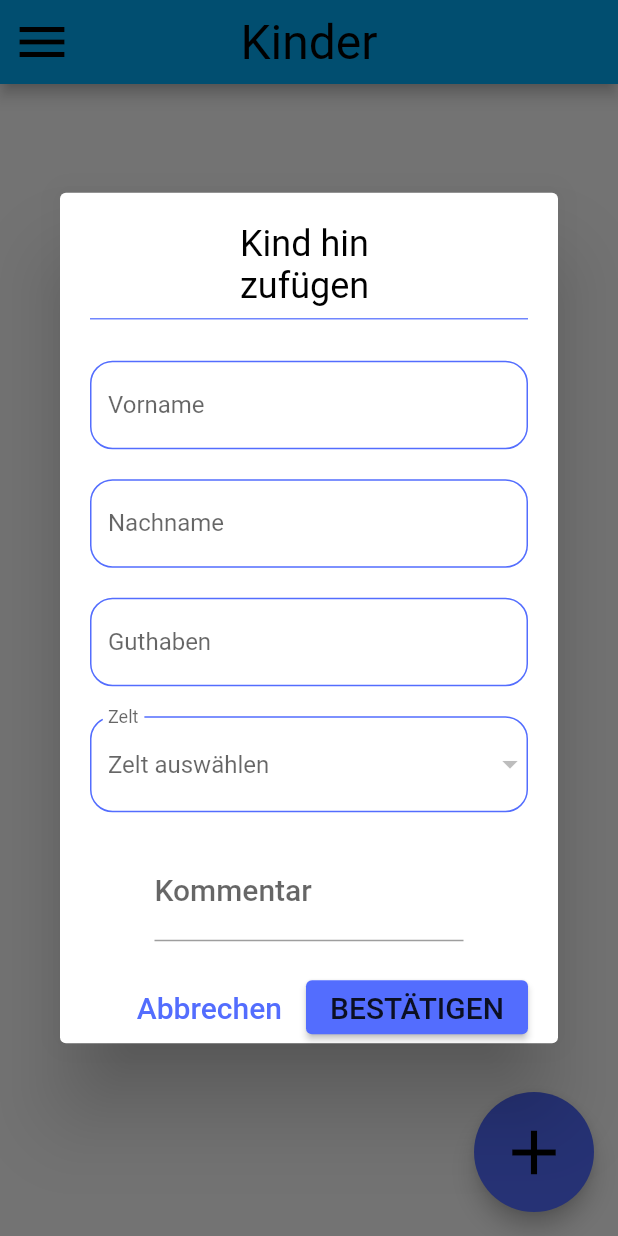
After one commit to Filip-Boron/Kiosk, a Flutter app: the KinderScreen screen opened by its route, after a tap on the "add" icon, on a phone screen of 412 x 824 dp. The commit adds this screen. Run offline on Flutter 3.47's test engine with Material 2 defaults, Android fonts, the phone set to English and light mode, and no system bars; our stand-ins replace equatable, flutter_bloc, fluttertoast.

Commit message:
v0.3.0 #2 Kinder (#8)
* #2 Kinder Add

* #2 Kinder

```diff
--- a/lib/constants/app_constants.dart
+++ b/lib/constants/app_constants.dart
@@ -24,3 +24,5 @@ final TextStyle lightAppBarTitel = ThemeData.light()
     .textTheme
     .headline4!
     .copyWith(color: Colors.black, fontSize: 32);
+
+const IconData zeltIcon = Icons.cabin;
--- a/lib/main.dart
+++ b/lib/main.dart
@@ -1,6 +1,8 @@
 import 'package:flutter/material.dart';
 import 'package:flutter_bloc/flutter_bloc.dart';
 import 'package:kiosk/config/theme.dart';
+import 'package:kiosk/modules/kinder/logic/kinder_cubit.dart';
+import 'package:kiosk/modules/kinder/presentation/kinder_screen.dart';
 import 'package:kiosk/modules/shop/presentation/screens/shop_screen.dart';
 import 'package:kiosk/modules/zelte/logic/zelte_cubit.dart';
 import 'package:kiosk/modules/zelte/presentation/zelte_screen.dart';
@@ -19,7 +21,12 @@ class MyApp extends StatelessWidget {
       providers: [
         BlocProvider<ZelteCubit>(
           create: (context) {
-            return ZelteCubit();
+            return ZelteCubit()..fetchData();
+          },
+        ),
+        BlocProvider<KinderCubit>(
+          create: (context) {
+            return KinderCubit()..fetchData();
           },
         )
       ],
@@ -30,6 +37,7 @@ class MyApp extends StatelessWidget {
           '/': (ctx) => const ShopScreen(),
           ShopScreen.routeName: (ctx) => const ShopScreen(),
           ZelteScreen.routeName: (ctx) => const ZelteScreen(),
+          KinderScreen.routeName: (ctx) => const KinderScreen(),
         },
       ),
     );
--- a/lib/modules/drawer/custom_drawer.dart
+++ b/lib/modules/drawer/custom_drawer.dart
@@ -2,6 +2,7 @@ import 'package:flutter/material.dart';
 import 'package:kiosk/constants/app_constants.dart';
 import 'package:kiosk/modules/drawer/custom_drawer_header.dart';
 import 'package:kiosk/modules/drawer/custom_list_tile.dart';
+import 'package:kiosk/modules/kinder/presentation/kinder_screen.dart';
 import 'package:kiosk/modules/shop/presentation/screens/shop_screen.dart';
 import 'package:kiosk/modules/zelte/presentation/zelte_screen.dart';
 
@@ -39,14 +40,14 @@ class CustomDrawer extends StatelessWidget {
                 route: ShopScreen.routeName,
               ),
               const CustomListTitle(
-                icon: Icons.cabin,
+                icon: zeltIcon,
                 title: 'Zelte',
                 route: ZelteScreen.routeName,
               ),
               const CustomListTitle(
                 icon: Icons.account_circle,
                 title: 'Kinder',
-                route: ShopScreen.routeName,
+                route: KinderScreen.routeName,
               ),
               const CustomListTitle(
                 icon: Icons.add_shopping_cart,
--- /dev/null
+++ b/lib/modules/kinder/data/kind.dart
@@ -0,0 +1,51 @@
+import 'dart:convert';
+
+import 'package:kiosk/modules/zelte/data/zelt.dart';
+
+class Kind {
+  Kind({
+    required this.vorname,
+    required this.nachname,
+    this.zelt,
+    this.guthaben,
+    this.kommentar,
+  });
+  String vorname;
+  String nachname;
+  Zelt? zelt;
+  double? guthaben;
+  String? kommentar;
+
+  void setZelt(Zelt zelt) {
+    this.zelt = Zelt(nummer: zelt.nummer, kinderAnzahl: zelt.kinderAnzahl);
+  }
+
+  static Kind copy(Kind kind) {
+    return Kind(
+        vorname: kind.vorname,
+        nachname: kind.nachname,
+        guthaben: kind.guthaben,
+        kommentar: kind.kommentar,
+        zelt: kind.zelt);
+  }
+
+  static Kind fromJson(Map<String, dynamic> json) {
+    return Kind(
+      vorname: json['vorname'] as String,
+      nachname: json['nachname'] as String,
+      zelt: json['zelt'] as Zelt,
+      guthaben: json['guthaben'] as double,
+      kommentar: json['kommentar'] as String,
+    );
+  }
+
+  String toJson() {
+    return jsonEncode({
+      'vorname': vorname,
+      'nachname': nachname,
+      'zelt': zelt,
+      'guthaben': guthaben,
+      'kommentar': kommentar,
+    });
+  }
+}
--- /dev/null
+++ b/lib/modules/kinder/logic/kinder_cubit.dart
@@ -0,0 +1,66 @@
+// ignore_for_file: omit_local_variable_types
+
+import 'package:flutter/material.dart';
+import 'package:flutter_bloc/flutter_bloc.dart';
+import 'package:kiosk/modules/kinder/data/kind.dart';
+import 'package:kiosk/modules/kinder/logic/kinder_state.dart';
+import 'package:kiosk/modules/kinder/presentation/widgets/kinder_dialog.dart';
+
+class KinderCubit extends Cubit<KinderState> {
+  KinderCubit() : super(KinderInitial(kinderList: []));
+
+  Future<bool> fetchData() async {
+    emit(KinderLoading(kinderList: state.kinderList));
+
+    //Fetch Data from Hive
+
+    emit(KinderLoaded(kinderList: state.kinderList));
+    return true;
+  }
+
+  Future addAction(BuildContext context) async {
+    emit(KinderEditing(kinderList: state.kinderList));
+
+    final Kind? kind = await showDialog(
+      context: context,
+      barrierDismissible: false,
+      useSafeArea: true,
+      builder: (_) {
+        return KinderDialog(titel: 'Kind hinzufügen');
+      },
+    );
+
+    if (kind != null) {
+      state.kinderList.add(kind);
+      kind.zelt?.addKind();
+    }
+    emit(KinderLoaded(kinderList: state.kinderList));
+  }
+
+  Future editAction(int index, BuildContext context) async {
+    emit(KinderEditing(kinderList: state.kinderList));
+
+    final Kind? editKind = await showDialog(
+      context: context,
+      barrierDismissible: false,
+      useSafeArea: true,
+      builder: (_) {
+        return KinderDialog(
+          titel: 'Kind bearbeiten',
+          kind: Kind.copy(state.kinderList[index]),
+        );
+      },
+    );
+
+    if (editKind != null) {
+      if (editKind.zelt != state.kinderList[index].zelt) {
+        state.kinderList[index].zelt?.subKind();
+        editKind.zelt?.addKind();
+      }
+
+      state.kinderList[index] = Kind.copy(editKind);
+    }
+
+    emit(KinderLoaded(kinderList: state.kinderList));
+  }
+}
--- /dev/null
+++ b/lib/modules/kinder/logic/kinder_state.dart
@@ -0,0 +1,32 @@
+import 'package:equatable/equatable.dart';
+import 'package:kiosk/modules/kinder/data/kind.dart';
+
+abstract class KinderState extends Equatable {
+  KinderState({required this.kinderList});
+
+  List<Kind> kinderList;
+  @override
+  List<Object?> get props => [
+        kinderList,
+      ];
+}
+
+class KinderInitial extends KinderState {
+  KinderInitial({required List<Kind> kinderList})
+      : super(kinderList: kinderList);
+}
+
+class KinderLoading extends KinderState {
+  KinderLoading({required List<Kind> kinderList})
+      : super(kinderList: kinderList);
+}
+
+class KinderLoaded extends KinderState {
+  KinderLoaded({required List<Kind> kinderList})
+      : super(kinderList: kinderList);
+}
+
+class KinderEditing extends KinderState {
+  KinderEditing({required List<Kind> kinderList})
+      : super(kinderList: kinderList);
+}
--- /dev/null
+++ b/lib/modules/kinder/presentation/kinder_screen.dart
@@ -0,0 +1,47 @@
+import 'package:flutter/material.dart';
+import 'package:flutter_bloc/flutter_bloc.dart';
+import 'package:kiosk/constants/app_constants.dart';
+import 'package:kiosk/modules/app/widgets/custom_floating_button.dart';
+import 'package:kiosk/modules/drawer/custom_drawer.dart';
+import 'package:kiosk/modules/kinder/logic/kinder_cubit.dart';
+import 'package:kiosk/modules/kinder/logic/kinder_state.dart';
+import 'package:kiosk/modules/kinder/presentation/widgets/kinder_grid.dart';
+
+class KinderScreen extends StatelessWidget {
+  const KinderScreen({Key? key}) : super(key: key);
+
+  static const routeName = '/kinderScreen';
+
+  @override
+  Widget build(BuildContext context) {
+    return Scaffold(
+      appBar: AppBar(
+        title: const Text('Kinder'),
+      ),
+      drawer: const CustomDrawer(),
+      floatingActionButton: CustomFloatingButton(
+        icon: Icons.add,
+        pressAction: context.read<KinderCubit>().addAction,
+      ),
+      body: BlocBuilder<KinderCubit, KinderState>(
+        builder: (context, state) {
+          if (state is KinderLoaded || state is KinderEditing) {
+            return KinderGrid(
+              kinderList: state.kinderList,
+              editAction: context.read<KinderCubit>().editAction,
+            );
+          } else if (state is KinderLoading) {
+            return const Padding(
+              padding: EdgeInsets.all(paddingStandard),
+              child: CircularProgressIndicator(),
+            );
+          } else {
+            return const Center(
+              child: Text('etwas ist schief gelaufen..'),
+            );
+          }
+        },
+      ),
+    );
+  }
+}
--- /dev/null
+++ b/lib/modules/kinder/presentation/widgets/kinder_dialog.dart
@@ -0,0 +1,93 @@
+import 'package:flutter/material.dart';
+import 'package:fluttertoast/fluttertoast.dart';
+import 'package:kiosk/constants/app_constants.dart';
+import 'package:kiosk/modules/kinder/data/kind.dart';
+import 'package:kiosk/modules/kinder/presentation/widgets/kinder_form_dialog.dart';
+
+class KinderDialog extends StatelessWidget {
+  KinderDialog({Key? key, required this.titel, this.kind}) : super(key: key) {
+    kind ??= Kind(vorname: '', nachname: '');
+  }
+
+  final String titel;
+  Kind? kind;
+
+  @override
+  Widget build(BuildContext context) {
+    return AlertDialog(
+      titlePadding: const EdgeInsets.only(
+        left: paddingStandard * 6,
+        top: paddingStandard,
+        right: paddingStandard * 6,
+      ),
+      contentPadding: const EdgeInsets.symmetric(horizontal: paddingStandard),
+      actionsPadding:
+          const EdgeInsets.only(top: paddingStandard, right: paddingStandard),
+      title: Text(
+        titel,
+        style: Theme.of(context).textTheme.headline5,
+      ),
+      content: Column(
+        mainAxisSize: MainAxisSize.min,
+        crossAxisAlignment: CrossAxisAlignment.start,
+        children: [
+          Divider(
+            color: Theme.of(context).colorScheme.secondary.withOpacity(0.83),
+            thickness: 1,
+          ),
+          const SizedBox(
+            height: marginStandard,
+          ),
+          KinderFormDialog(
+            kind: kind ??= Kind(vorname: '', nachname: ''),
+          ),
+        ],
+      ),
+      actions: [
+        TextButton(
+          child: Text(
+            'Abbrechen',
+            style: Theme.of(context)
+                .textTheme
+                .headline6!
+                .copyWith(color: Theme.of(context).colorScheme.secondary),
+          ),
+          onPressed: () => Navigator.pop(context, null),
+        ),
+        ElevatedButton(
+          style: ButtonStyle(
+            backgroundColor: MaterialStateProperty.all<Color>(
+              Theme.of(context).colorScheme.secondary,
+            ),
+          ),
+          onPressed: () {
+            if (kind == null) {
+              Fluttertoast.showToast(
+                  msg: 'Fehler bei der Erstellung.',
+                  toastLength: Toast.LENGTH_LONG);
+              return;
+            } else if (kind!.vorname.isEmpty || kind!.nachname.isEmpty) {
+              Fluttertoast.showToast(
+                  msg: 'Vorname und Nachname müssen ausgefüllt sein.',
+                  toastLength: Toast.LENGTH_LONG);
+              return;
+            }
+            if (kind!.guthaben != null) {
+              if (kind!.guthaben == -1) {
+                Fluttertoast.showToast(
+                    msg: 'Ungültiges Guthaben.',
+                    toastLength: Toast.LENGTH_LONG);
+                return;
+              }
+            }
+            Navigator.pop(context, kind);
+          },
+          child: Text(
+            'BESTÄTIGEN',
+            style: Theme.of(context).textTheme.headline6,
+          ),
+        ),
+      ],
+    );
+  }
+}
--- /dev/null
+++ b/lib/modules/kinder/presentation/widgets/kinder_form_dialog.dart
@@ -0,0 +1,201 @@
+import 'package:flutter/material.dart';
+import 'package:flutter_bloc/flutter_bloc.dart';
+import 'package:fluttertoast/fluttertoast.dart';
+import 'package:kiosk/constants/app_constants.dart';
+import 'package:kiosk/modules/kinder/data/kind.dart';
+import 'package:kiosk/modules/zelte/data/zelt.dart';
+import 'package:kiosk/modules/zelte/logic/zelte_cubit.dart';
+
+class KinderFormDialog extends StatelessWidget {
+  KinderFormDialog({Key? key, required this.kind}) : super(key: key) {
+    _vornameController.text = kind.vorname;
+    _nachnameController.text = kind.nachname;
+    kind.guthaben == null
+        ? _guthabenController.text = ''
+        : _guthabenController.text = kind.guthaben.toString();
+    kind.zelt != null ? _zeltController = kind.zelt : _zeltController = null;
+
+    _kommentarController.text = kind.kommentar ?? '';
+  }
+
+  Kind kind;
+  bool guthabenIsValid = true;
+
+  final TextEditingController _vornameController = TextEditingController();
+  final TextEditingController _nachnameController = TextEditingController();
+  final TextEditingController _guthabenController = TextEditingController();
+  Zelt? _zeltController;
+  final TextEditingController _kommentarController = TextEditingController();
+
+  @override
+  Widget build(BuildContext context) {
+    return Form(
+      child: Column(
+        mainAxisAlignment: MainAxisAlignment.spaceEvenly,
+        children: [
+          TextFormField(
+            decoration: InputDecoration(
+              labelText: 'Vorname',
+              enabledBorder: OutlineInputBorder(
+                borderRadius: const BorderRadius.all(Radius.circular(15)),
+                borderSide:
+                    BorderSide(color: Theme.of(context).colorScheme.secondary),
+              ),
+              focusedBorder: UnderlineInputBorder(
+                borderSide: BorderSide(
+                  color: Theme.of(context).colorScheme.secondary,
+                ),
+              ),
+            ),
+            cursorColor: Theme.of(context).colorScheme.secondary,
+            controller: _vornameController,
+            onChanged: (input) {
+              kind.vorname = input;
+            },
+            validator: (input) {
+              if (input == null || input.isEmpty) {
+                Fluttertoast.showToast(
+                  msg: 'Der Vorname darf nicht leer sein.',
+                );
+              } else if (input.contains(RegExp(r'^[0-9_\-=@,\.;]+$'))) {
+                Fluttertoast.showToast(
+                  msg: 'Der Nachname keine Sonderzeichen enthalten.',
+                );
+              }
+            },
+          ),
+          const SizedBox(
+            height: marginStandard,
+          ),
+          TextFormField(
+            decoration: InputDecoration(
+              labelText: 'Nachname',
+              enabledBorder: OutlineInputBorder(
+                borderRadius: const BorderRadius.all(Radius.circular(15)),
+                borderSide:
+                    BorderSide(color: Theme.of(context).colorScheme.secondary),
+              ),
+              focusedBorder: UnderlineInputBorder(
+                borderSide: BorderSide(
+                  color: Theme.of(context).colorScheme.secondary,
+                ),
+              ),
+            ),
+            cursorColor: Theme.of(context).colorScheme.secondary,
+            controller: _nachnameController,
+            onChanged: (input) {
+              kind.nachname = input;
+            },
+            validator: (input) {
+              if (input == null || input.isEmpty) {
+                Fluttertoast.showToast(
+                  msg: 'Der Nachname darf nicht leer sein.',
+                );
+              } else if (input.contains(RegExp(r'^[0-9_\-=@,\.;]+$'))) {
+                return 'Der Nachname darf keine Sonderzeichen enthalten.';
+              }
+              return null;
+            },
+          ),
+          const SizedBox(
+            height: marginStandard,
+          ),
+          TextFormField(
+            decoration: InputDecoration(
+              labelText: 'Guthaben',
+              enabledBorder: OutlineInputBorder(
+                borderRadius: const BorderRadius.all(Radius.circular(15)),
+                borderSide:
+                    BorderSide(color: Theme.of(context).colorScheme.secondary),
+              ),
+              focusedBorder: UnderlineInputBorder(
+                borderSide: BorderSide(
+                  color: Theme.of(context).colorScheme.secondary,
+                ),
+              ),
+            ),
+            cursorColor: Theme.of(context).colorScheme.secondary,
+            controller: _guthabenController,
+            onChanged: (input) {
+              if (input.isEmpty) {
+                kind.guthaben = null;
+                return;
+              } else if (double.tryParse(input) == null) {
+                Fluttertoast.showToast(
+                  msg: 'Das Guthaben darf nur aus Zahlen bestehen.',
+                  toastLength: Toast.LENGTH_SHORT,
+                );
+                kind.guthaben = -1;
+                return;
+              }
+              kind.guthaben = double.parse(input);
+            },
+            keyboardType: TextInputType.number,
+          ),
+          const SizedBox(
+            height: marginStandard,
+          ),
+          DropdownButtonFormField(
+            decoration: InputDecoration(
+              labelText: 'Zelt',
+              enabledBorder: OutlineInputBorder(
+                borderRadius: const BorderRadius.all(Radius.circular(15)),
+                borderSide:
+                    BorderSide(color: Theme.of(context).colorScheme.secondary),
+              ),
+              focusedBorder: UnderlineInputBorder(
+                borderSide: BorderSide(
+                  color: Theme.of(context).colorScheme.secondary,
+                ),
+              ),
+            ),
+            hint: const Text('Zelt auswählen'),
+            value: _zeltController,
+            items: context
+                .read<ZelteCubit>()
+                .state
+                .zelteList
+                .map<DropdownMenuItem<Zelt>>((Zelt zelt) {
+              return DropdownMenuItem(
+                value: zelt,
+                child: Text(zelt.bezeichnung),
+              );
+            }).toList(),
+            onChanged: (Zelt? newValue) {
+              if (newValue == null) {
+                return;
+              }
+              kind.zelt = newValue;
+            },
+          ),
+          const SizedBox(
+            height: marginStandard,
+          ),
+          Container(
+            width: MediaQuery.of(context).size.width * 0.5,
+            child: TextField(
+              decoration: InputDecoration(
+                labelText: 'Kommentar',
+                focusedBorder: UnderlineInputBorder(
+                  borderSide: BorderSide(
+                    color: Theme.of(context).colorScheme.secondary,
+                    width: 2,
+                  ),
+                ),
+              ),
+              cursorColor: Theme.of(context).colorScheme.secondary,
+              controller: _kommentarController,
+              minLines: 1,
+              maxLines: null,
+              style: Theme.of(context).textTheme.headline6,
+              keyboardType: TextInputType.text,
+              onChanged: (String input) {
+                kind.kommentar = input;
+              },
+            ),
+          ),
+        ],
+      ),
+    );
+  }
+}
--- /dev/null
+++ b/lib/modules/kinder/presentation/widgets/kinder_grid.dart
@@ -0,0 +1,104 @@
+import 'package:flutter/material.dart';
+import 'package:kiosk/constants/app_constants.dart';
+import 'package:kiosk/modules/kinder/data/kind.dart';
+
+class KinderGrid extends StatelessWidget {
+  const KinderGrid({
+    Key? key,
+    required this.kinderList,
+    required this.editAction,
+  }) : super(key: key);
+
+  final List<Kind> kinderList;
+  final Function(int, BuildContext) editAction;
+  @override
+  Widget build(BuildContext context) {
+    return GridView.builder(
+      padding: const EdgeInsets.only(top: paddingStandard),
+      itemCount: kinderList.length,
+      gridDelegate: SliverGridDelegateWithMaxCrossAxisExtent(
+        maxCrossAxisExtent: MediaQuery.of(context).size.width / 3,
+        mainAxisExtent: (MediaQuery.of(context).size.height) / 6,
+      ),
+      itemBuilder: (context, index) {
+        return Card(
+          margin: const EdgeInsets.symmetric(
+            horizontal: marginStandard,
+            vertical: 8,
+          ),
+          elevation: 4,
+          child: InkWell(
+            splashColor: Theme.of(context).colorScheme.primary,
+            child: Column(
+              crossAxisAlignment: CrossAxisAlignment.start,
+              children: [
+                Padding(
+                  padding: const EdgeInsets.only(left: 8, top: 8, right: 4),
+                  child: Row(
+                    children: [
+                      const Icon(Icons.person),
+                      const SizedBox(
+                        width: 4,
+                      ),
+                      Expanded(
+                        child: Text(
+                          '${kinderList[index].vorname} ${kinderList[index].nachname}',
+                          softWrap: true,
+                          style: Theme.of(context)
+                              .textTheme
+                              .headline6!
+                              .copyWith(fontWeight: FontWeight.bold),
+                        ),
+                      ),
+                    ],
+                  ),
+                ),
+                Divider(
+                  color:
+                      Theme.of(context).colorScheme.secondary.withOpacity(0.83),
+                  thickness: 1.5,
+                ),
+                Padding(
+                  padding: const EdgeInsets.only(left: 8, top: 8),
+                  child: Row(
+                    children: [
+                      const Icon(Icons.euro),
+                      const SizedBox(
+                        width: 8,
+                      ),
+                      Text(
+                        '${kinderList[index].guthaben ?? ''}',
+                        style: Theme.of(context).textTheme.headline6,
+                      ),
+                    ],
+                  ),
+                ),
+                const SizedBox(
+                  height: marginStandard,
+                ),
+                Padding(
+                  padding: const EdgeInsets.only(left: 8),
+                  child: Row(
+                    children: [
+                      const Icon(zeltIcon),
+                      const SizedBox(
+                        width: 8,
+                      ),
+                      Text(
+                        '${kinderList[index].zelt?.bezeichnung ?? ''}',
+                        style: Theme.of(context).textTheme.headline6,
+                      ),
+                    ],
+                  ),
+                ),
+              ],
+            ),
+            onTap: () {
+              editAction(index, context);
+            },
+          ),
+        );
+      },
+    );
+  }
+}
--- a/lib/modules/zelte/data/zelt.dart
+++ b/lib/modules/zelte/data/zelt.dart
@@ -1,6 +1,8 @@
 import 'dart:convert';
 
-class Zelt {
+import 'package:equatable/equatable.dart';
+
+class Zelt extends Equatable {
   Zelt({required this.nummer, this.kinderAnzahl = 0}) {
     bezeichnung = 'Zelt $nummer';
   }
@@ -42,4 +44,7 @@ class Zelt {
       'kinderAnzahl': kinderAnzahl,
     });
   }
+
+  @override
+  List<Object?> get props => [nummer];
 }
--- a/lib/modules/zelte/logic/zelte_cubit.dart
+++ b/lib/modules/zelte/logic/zelte_cubit.dart
@@ -9,12 +9,25 @@ import 'package:kiosk/modules/zelte/presentation/widgets/zelt_dialog.dart';
 class ZelteCubit extends Cubit<ZelteState> {
   ZelteCubit() : super(ZelteInitial(zelteList: []));
 
+  Future<bool> fetchData() async {
+    emit(
+      ZelteLoading(zelteList: state.zelteList),
+    );
+
+    //Fetch Data from Hive
+
+    emit(
+      ZelteLoaded(zelteList: state.zelteList),
+    );
+    return true;
+  }
+
   Future addAction(BuildContext context) async {
     emit(
       ZelteEditing(zelteList: state.zelteList),
     );
 
-    Zelt? zelt = await showDialog<Zelt>(
+    final Zelt? zelt = await showDialog<Zelt>(
       context: context,
       barrierDismissible: false,
       builder: (_) {
@@ -38,9 +51,9 @@ class ZelteCubit extends Cubit<ZelteState> {
       ZelteEditing(zelteList: state.zelteList),
     );
 
-    Zelt editZelt = Zelt.copy(state.zelteList[index]);
+    final Zelt editZelt = Zelt.copy(state.zelteList[index]);
 
-    Zelt? zelt = await showDialog<Zelt>(
+    final Zelt? zelt = await showDialog<Zelt>(
       context: context,
       barrierDismissible: false,
       builder: (_) {
--- a/lib/modules/zelte/presentation/widgets/zelt_dialog.dart
+++ b/lib/modules/zelte/presentation/widgets/zelt_dialog.dart
@@ -14,7 +14,7 @@ class ZeltDialog extends StatelessWidget {
   Zelt zelt;
   final String titel;
   int? zeltnummer;
-  TextEditingController _controller = TextEditingController();
+  final TextEditingController _controller = TextEditingController();
   @override
   Widget build(BuildContext context) {
     return AlertDialog(
@@ -35,7 +35,7 @@ class ZeltDialog extends StatelessWidget {
         crossAxisAlignment: CrossAxisAlignment.start,
         children: [
           Divider(
-            color: Colors.grey.withOpacity(0.83),
+            color: Theme.of(context).colorScheme.secondary.withOpacity(0.83),
             thickness: 1,
           ),
           const SizedBox(
--- a/lib/modules/zelte/presentation/widgets/zelte_list.dart
+++ b/lib/modules/zelte/presentation/widgets/zelte_list.dart
@@ -22,7 +22,7 @@ class ZelteList extends StatelessWidget {
           child: ListTile(
             horizontalTitleGap: marginStandard,
             leading: Icon(
-              Icons.cabin,
+              zeltIcon,
               color: Theme.of(context).colorScheme.secondary,
               size: iconSizeStandard,
             ),
```
